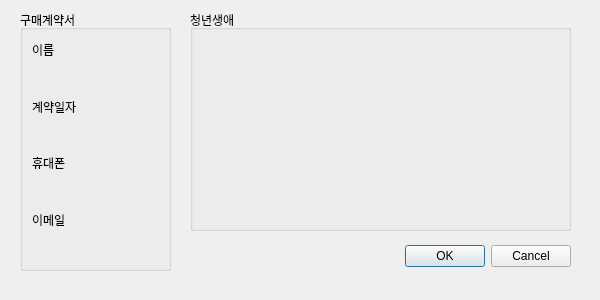
Above: ui/gemini_results_dialog.ui from Glen-Lee-glitch/new_viewer before the change. Below: the same form after it.
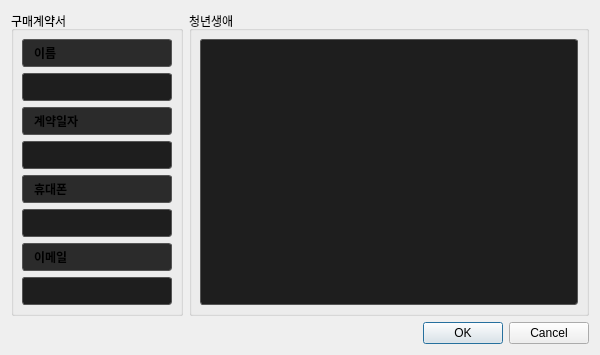
That is the form after the change.

Commit message:
feat(ui): ui 수정
- 항목과 내용이 시각적으로 구분이 되어서 잘 보이고 복사가 되도록 수정

Diff of the .ui file:
```diff
--- a/ui/gemini_results_dialog.ui
+++ b/ui/gemini_results_dialog.ui
@@ -7,43 +7,49 @@
     <x>0</x>
     <y>0</y>
     <width>600</width>
-    <height>300</height>
+    <height>355</height>
    </rect>
   </property>
   <property name="windowTitle">
    <string>Dialog</string>
   </property>
-  <widget class="QDialogButtonBox" name="buttonBox">
-   <property name="geometry">
-    <rect>
-     <x>30</x>
-     <y>240</y>
-     <width>541</width>
-     <height>32</height>
-    </rect>
-   </property>
-   <property name="orientation">
-    <enum>Qt::Orientation::Horizontal</enum>
-   </property>
-   <property name="standardButtons">
-    <set>QDialogButtonBox::StandardButton::Cancel|QDialogButtonBox::StandardButton::Ok</set>
-   </property>
-  </widget>
+  <layout class="QHBoxLayout" name="horizontalLayout_2">
+   <item>
+    <layout class="QVBoxLayout" name="verticalLayout_3">
+     <item>
+      <layout class="QHBoxLayout" name="horizontalLayout" stretch="3,7">
+       <item>
   <widget class="QGroupBox" name="groupBox">
-   <property name="geometry">
-    <rect>
-     <x>20</x>
-     <y>10</y>
-     <width>151</width>
-     <height>261</height>
-    </rect>
-   </property>
    <property name="title">
     <string>구매계약서</string>
    </property>
    <layout class="QVBoxLayout" name="verticalLayout">
+          <property name="spacing">
+           <number>6</number>
+          </property>
+          <property name="leftMargin">
+           <number>8</number>
+          </property>
+          <property name="topMargin">
+           <number>8</number>
+          </property>
+          <property name="rightMargin">
+           <number>8</number>
+          </property>
+          <property name="bottomMargin">
+           <number>8</number>
+          </property>
     <item>
      <widget class="QLabel" name="label">
+            <property name="styleSheet">
+             <string>QLabel {
+    background-color: #2b2b2b;
+    border: 1px solid #555555;
+    border-radius: 3px;
+    padding: 4px 8px;
+    font-weight: bold;
+}</string>
+            </property>
       <property name="text">
        <string>이름</string>
       </property>
@@ -51,6 +57,14 @@
     </item>
     <item>
      <widget class="QLabel" name="name_label">
+            <property name="styleSheet">
+             <string>QLabel {
+    border: 1px solid #555555;
+    border-radius: 3px;
+    padding: 4px 8px;
+    background-color: #1e1e1e;
+}</string>
+            </property>
       <property name="text">
        <string/>
       </property>
@@ -58,6 +72,15 @@
     </item>
     <item>
      <widget class="QLabel" name="label_2">
+            <property name="styleSheet">
+             <string>QLabel {
+    background-color: #2b2b2b;
+    border: 1px solid #555555;
+    border-radius: 3px;
+    padding: 4px 8px;
+    font-weight: bold;
+}</string>
+            </property>
       <property name="text">
        <string>계약일자</string>
       </property>
@@ -65,6 +88,14 @@
     </item>
     <item>
      <widget class="QLabel" name="contract_date_label">
+            <property name="styleSheet">
+             <string>QLabel {
+    border: 1px solid #555555;
+    border-radius: 3px;
+    padding: 4px 8px;
+    background-color: #1e1e1e;
+}</string>
+            </property>
       <property name="text">
        <string/>
       </property>
@@ -72,6 +103,15 @@
     </item>
     <item>
      <widget class="QLabel" name="label_3">
+            <property name="styleSheet">
+             <string>QLabel {
+    background-color: #2b2b2b;
+    border: 1px solid #555555;
+    border-radius: 3px;
+    padding: 4px 8px;
+    font-weight: bold;
+}</string>
+            </property>
       <property name="text">
        <string>휴대폰</string>
       </property>
@@ -79,6 +119,14 @@
     </item>
     <item>
      <widget class="QLabel" name="phone_label">
+            <property name="styleSheet">
+             <string>QLabel {
+    border: 1px solid #555555;
+    border-radius: 3px;
+    padding: 4px 8px;
+    background-color: #1e1e1e;
+}</string>
+            </property>
       <property name="text">
        <string/>
       </property>
@@ -86,6 +134,15 @@
     </item>
     <item>
      <widget class="QLabel" name="label_4">
+            <property name="styleSheet">
+             <string>QLabel {
+    background-color: #2b2b2b;
+    border: 1px solid #555555;
+    border-radius: 3px;
+    padding: 4px 8px;
+    font-weight: bold;
+}</string>
+            </property>
       <property name="text">
        <string>이메일</string>
       </property>
@@ -93,6 +150,14 @@
     </item>
     <item>
      <widget class="QLabel" name="email_label">
+            <property name="styleSheet">
+             <string>QLabel {
+    border: 1px solid #555555;
+    border-radius: 3px;
+    padding: 4px 8px;
+    background-color: #1e1e1e;
+}</string>
+            </property>
       <property name="text">
        <string/>
       </property>
@@ -100,21 +165,38 @@
     </item>
    </layout>
   </widget>
+       </item>
+       <item>
   <widget class="QGroupBox" name="youth_groupBox">
-   <property name="geometry">
-    <rect>
-     <x>190</x>
-     <y>10</y>
-     <width>381</width>
-     <height>221</height>
-    </rect>
-   </property>
    <property name="title">
     <string>청년생애</string>
    </property>
    <layout class="QVBoxLayout" name="verticalLayout_2">
+          <property name="spacing">
+           <number>6</number>
+          </property>
+          <property name="leftMargin">
+           <number>8</number>
+          </property>
+          <property name="topMargin">
+           <number>8</number>
+          </property>
+          <property name="rightMargin">
+           <number>8</number>
+          </property>
+          <property name="bottomMargin">
+           <number>8</number>
+          </property>
     <item>
      <widget class="QLabel" name="youth_data_label">
+            <property name="styleSheet">
+             <string>QLabel {
+    border: 1px solid #555555;
+    border-radius: 3px;
+    padding: 8px;
+    background-color: #1e1e1e;
+}</string>
+            </property>
       <property name="text">
        <string/>
       </property>
@@ -125,6 +207,22 @@
     </item>
    </layout>
   </widget>
+       </item>
+      </layout>
+     </item>
+     <item>
+      <widget class="QDialogButtonBox" name="buttonBox">
+       <property name="orientation">
+        <enum>Qt::Orientation::Horizontal</enum>
+       </property>
+       <property name="standardButtons">
+        <set>QDialogButtonBox::StandardButton::Cancel|QDialogButtonBox::StandardButton::Ok</set>
+       </property>
+      </widget>
+     </item>
+    </layout>
+   </item>
+  </layout>
  </widget>
  <resources/>
  <connections>
```
Lines whose indentation alone changed are shown as unchanged.
